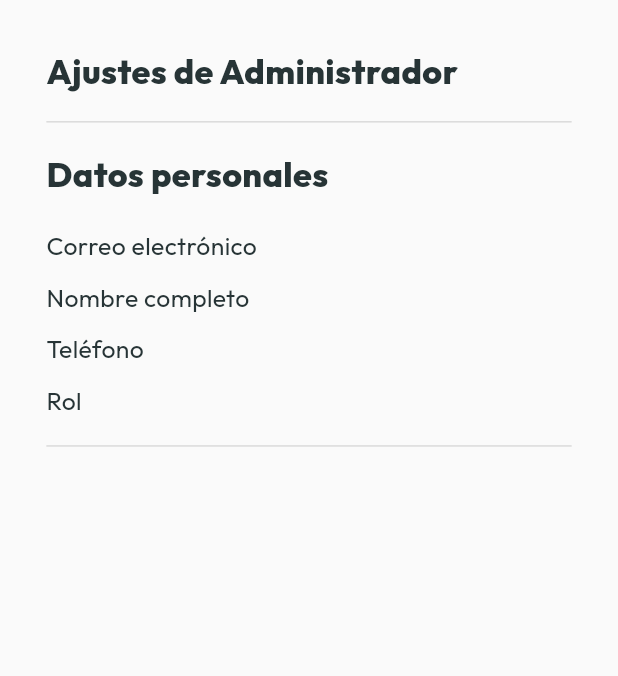
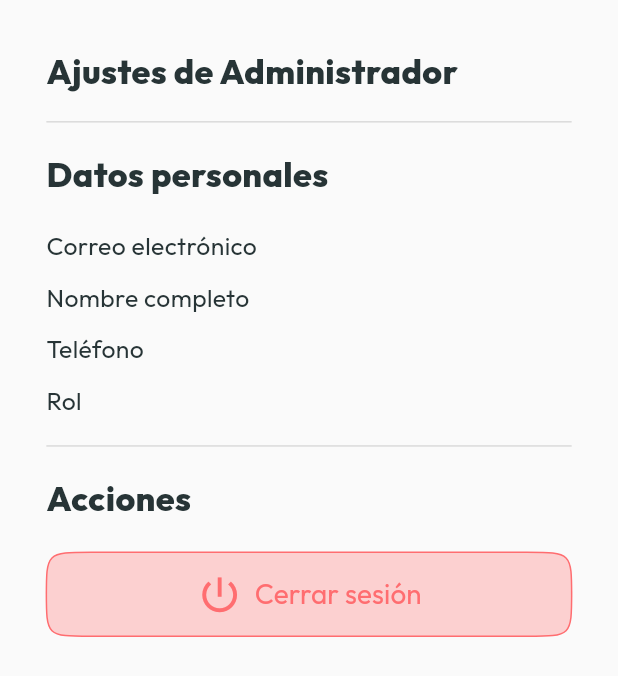
Before and after one commit to Tonii18/bolt_frontend, a Flutter app: the SettingsScreen screen opened directly, on a phone screen of 412 x 824 dp. Shown: the top 676 px of the screen. Run offline on Flutter 3.47's test engine with Material 3 defaults, Android fonts, the phone set to English and light mode, and no system bars; our stand-ins replace flutter_secure_storage, flutter_svg, jwt_decoder, shared_preferences; accounts and stored records are empty; network calls fail.

Commit message:
Finishing settings screen design

```diff
--- a/lib/config/theme/app_colors.dart
+++ b/lib/config/theme/app_colors.dart
@@ -10,6 +10,6 @@ class AppColors {
   static const red = Color.fromRGBO(255, 109, 112, 1);
   static const purple = Color.fromRGBO(116, 105, 147, 1);
   static const blueWater = Color.fromRGBO(133, 191, 201, 1);
-  static const backgroundRed = Color.fromRGBO(255, 109, 112, 14);
+  static const backgroundRed = Color.fromRGBO(255, 109, 111, 0.3);
   static const white = Color.fromRGBO(255, 255, 255, 0.949);
 }
--- a/lib/services/auth_service.dart
+++ b/lib/services/auth_service.dart
@@ -8,7 +8,7 @@ import 'package:http/http.dart' as http;
 
 class AuthService {
   static const String url =
-      "http://192.168.50.36:8081"; //"http://10.0.2.2:8081";  //'http://192.168.1.134:8081'; //http://10.10.6.143:8081
+      'http://172.20.10.4:8081'; //http://192.168.50.36:8081"; //"http://10.0.2.2:8081";  //'http://192.168.1.134:8081'; //http://10.10.6.143:8081
 
   static Future<String?> register(UserRegister user) async {
     try {
@@ -57,5 +57,4 @@ class AuthService {
       return '$e Cannot connect to the server';
     }
   }
-
 }
--- a/lib/services/user_service.dart
+++ b/lib/services/user_service.dart
@@ -5,7 +5,7 @@ import 'package:http/http.dart' as http;
 
 class UserService {
   static const String url =
-      "http://192.168.50.36:8081"; //"http://10.10.6.91:8081";
+      'http://172.20.10.4:8081'; //"http://192.168.50.36:8081"; //"http://10.10.6.91:8081";
 
   Future<Map<String, dynamic>> getCurrentUser() async {
     final token = await TokenService.getToken();
--- a/lib/views/admin_role/settings_screen.dart
+++ b/lib/views/admin_role/settings_screen.dart
@@ -152,7 +152,7 @@ class _SettingsScreenState extends State<SettingsScreen> {
                     style: TextStyle(
                       fontSize: scale * 16,
                       color: AppColors.darkGrey,
-                      fontWeight: FontWeight.w400
+                      fontWeight: FontWeight.w400,
                     ),
                   ),
                 ],
@@ -177,7 +177,7 @@ class _SettingsScreenState extends State<SettingsScreen> {
                     style: TextStyle(
                       fontSize: scale * 16,
                       color: AppColors.darkGrey,
-                      fontWeight: FontWeight.w400
+                      fontWeight: FontWeight.w400,
                     ),
                   ),
                 ],
@@ -188,6 +188,49 @@ class _SettingsScreenState extends State<SettingsScreen> {
               SizedBox(height: scale * 10),
 
               //TODO: Implement logout button functionality
+
+              Text(
+                'Acciones',
+                textAlign: TextAlign.left,
+                style: TextStyle(
+                  fontSize: scale * 22,
+                  color: AppColors.lightBlack,
+                  fontWeight: FontWeight.w800,
+                ),
+              ),
+
+              SizedBox(height: scale * 20),
+
+              FloatingActionButton.extended(
+                backgroundColor: AppColors.backgroundRed,
+                onPressed: () {
+
+                },
+                icon: Icon(Icons.power_settings_new_sharp, size: scale * 30, color: AppColors.red),
+
+                elevation: 0,
+
+                shape: ContinuousRectangleBorder(
+                  side: BorderSide(
+                    color: AppColors.red
+                  ),
+                  borderRadius: BorderRadiusGeometry.circular(30),
+                ),
+
+                label: Text(
+                  'Cerrar sesión',
+                  style: TextStyle(
+                    fontSize: scale * 18,
+                    fontWeight: FontWeight.w400,
+                    color: AppColors.red,
+                  ),
+                ),
+
+                extendedPadding: EdgeInsets.symmetric(
+                  horizontal: width * 0.25,
+                  vertical: scale * 15,
+                ),
+              ),
             ],
           ),
         ),
```
